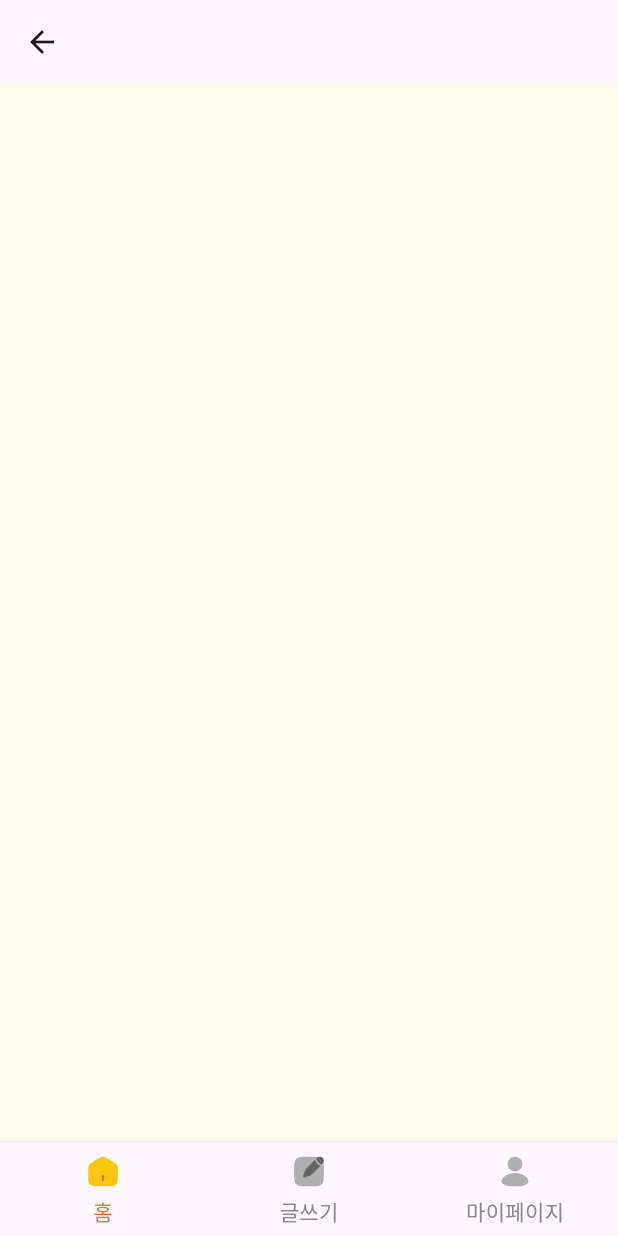
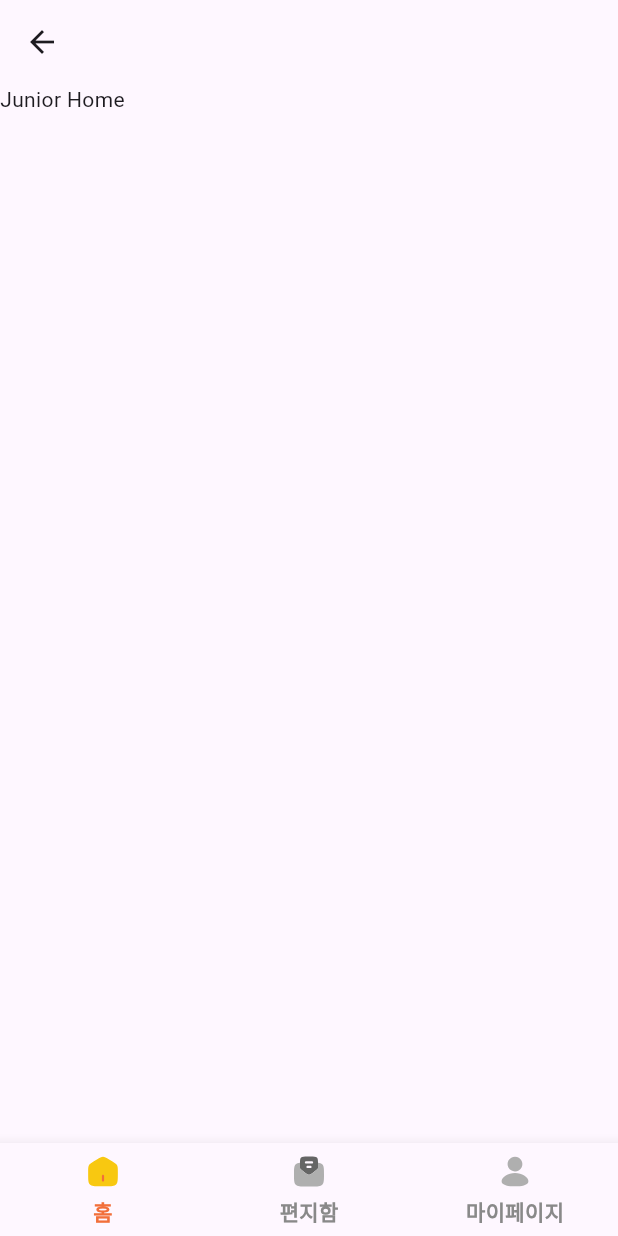
Before and after one commit to gdsc-ssu/gdgoc-weve-client, a Flutter app: the screen it shows after launch, on a phone screen of 412 x 824 dp. Run offline on Flutter 3.47's test engine with Material 3 defaults, Android fonts, the phone set to English and light mode, and no system bars; our stand-ins replace flutter_riverpod, flutter_svg; Roboto replaces fonts that are missing (Pretendard).

Commit message:
feat: senior nav bar 개발

```diff
--- a/lib/commons/presentation/main_screen.dart
+++ b/lib/commons/presentation/main_screen.dart
@@ -2,6 +2,7 @@ import 'package:flutter/material.dart';
 import 'package:flutter_riverpod/flutter_riverpod.dart';
 import 'package:weve_client/core/constants/colors.dart';
 import 'package:weve_client/core/navigator/junior_navigation_bar.dart';
+import 'package:weve_client/core/navigator/senior_navigation_bar.dart';
 import 'package:weve_client/core/provider/StateNotifierProvider.dart';
 import 'package:weve_client/features/junior/presentation/views/junior_home_screen.dart';
 import 'package:weve_client/features/junior/presentation/views/junior_my_screen.dart';
@@ -26,7 +27,7 @@ class MainScreen extends ConsumerWidget {
       bottomNavigationBar: Column(
         mainAxisSize: MainAxisSize.min,
         children: [
-          JuniorNavigationBar(),
+          SeniorNavigationBar(),
         ],
       ),
     );
--- a/lib/core/constants/custom_icon.dart
+++ b/lib/core/constants/custom_icon.dart
@@ -8,6 +8,8 @@ class CustomIcons {
   static const String navWriteOn = 'assets/icons/nav_write_on.svg';
   static const String navUserOff = 'assets/icons/nav_user_off.svg';
   static const String navUserOn = 'assets/icons/nav_user_on.svg';
+  static const String navLetterOff = 'assets/icons/nav_letter_off.svg';
+  static const String navLetterOn = 'assets/icons/nav_letter_on.svg';
 
   static Widget getIcon(String assetName, {double size = 24, Color? color}) {
     try {
@@ -19,7 +21,6 @@ class CustomIcons {
             color != null ? ColorFilter.mode(color, BlendMode.srcIn) : null,
       );
     } catch (e) {
-      print('🚨 SVG 로드 실패: $assetName, 오류: $e');
       return Icon(Icons.error,
           size: size, color: Colors.red); // 디버깅을 위해 오류 아이콘 표시
     }
--- /dev/null
+++ b/lib/core/navigator/senior_navigation_bar.dart
@@ -0,0 +1,67 @@
+import 'package:flutter/material.dart';
+import 'package:flutter_riverpod/flutter_riverpod.dart';
+import 'package:weve_client/core/constants/colors.dart';
+import 'package:weve_client/core/provider/StateNotifierProvider.dart';
+import 'package:weve_client/core/constants/custom_icon.dart';
+
+class SeniorNavigationBar extends ConsumerWidget {
+  const SeniorNavigationBar({super.key});
+
+  @override
+  Widget build(BuildContext context, WidgetRef ref) {
+    final selectedIndex = ref.watch(navigationProvider);
+    final navigationNotifier = ref.read(navigationProvider.notifier);
+
+    return Theme(
+      data: Theme.of(context).copyWith(
+        splashFactory: NoSplash.splashFactory, // 파장 효과 제거
+        highlightColor: Colors.transparent, // 클릭 시 강조 효과 제거
+        splashColor: Colors.transparent, // 터치 효과 제거
+      ),
+      child: BottomNavigationBar(
+        type: BottomNavigationBarType.fixed,
+        selectedItemColor: WeveColor.main.orange1,
+        unselectedItemColor: WeveColor.gray.gray5,
+        selectedLabelStyle:
+            TextStyle(fontSize: 14, fontWeight: FontWeight.bold),
+        unselectedLabelStyle:
+            TextStyle(fontSize: 14, fontWeight: FontWeight.bold),
+        items: [
+          BottomNavigationBarItem(
+            icon: Padding(
+              padding: EdgeInsets.only(bottom: 4),
+              child: selectedIndex == 0
+                  ? CustomIcons.getIcon(CustomIcons.navHomeOn)
+                  : CustomIcons.getIcon(CustomIcons.navHomeOff),
+            ),
+            label: '홈',
+          ),
+          BottomNavigationBarItem(
+            icon: Padding(
+              padding: EdgeInsets.only(bottom: 4),
+              child: selectedIndex == 1
+                  ? CustomIcons.getIcon(CustomIcons.navLetterOn)
+                  : CustomIcons.getIcon(CustomIcons.navLetterOff),
+            ),
+            label: '편지함',
+          ),
+          BottomNavigationBarItem(
+            icon: Padding(
+              padding: EdgeInsets.only(bottom: 4),
+              child: selectedIndex == 2
+                  ? CustomIcons.getIcon(CustomIcons.navUserOn)
+                  : CustomIcons.getIcon(CustomIcons.navUserOff),
+            ),
+            label: '마이페이지',
+          ),
+        ],
+        currentIndex: selectedIndex,
+        onTap: (index) {
+          if (index >= 0 && index < 3) {
+            navigationNotifier.changeIndex(index);
+          }
+        },
+      ),
+    );
+  }
+}
--- a/lib/features/junior/presentation/views/junior_home_screen.dart
+++ b/lib/features/junior/presentation/views/junior_home_screen.dart
@@ -10,6 +10,8 @@ class JuniorHomeScreen extends StatefulWidget {
 class _JuniorHomeScreenState extends State<JuniorHomeScreen> {
   @override
   Widget build(BuildContext context) {
-    return Container();
+    return Scaffold(
+      body: Text("Junior Home"),
+    );
   }
 }
--- a/lib/features/junior/presentation/views/junior_my_screen.dart
+++ b/lib/features/junior/presentation/views/junior_my_screen.dart
@@ -10,6 +10,8 @@ class JuniorMyScreen extends StatefulWidget {
 class _JuniorMyScreenState extends State<JuniorMyScreen> {
   @override
   Widget build(BuildContext context) {
-    return Container();
+    return Scaffold(
+      body: Text("Junior My"),
+    );
   }
 }
--- a/lib/features/junior/presentation/views/junior_write_screen.dart
+++ b/lib/features/junior/presentation/views/junior_write_screen.dart
@@ -10,6 +10,8 @@ class JuniorWriteScreen extends StatefulWidget {
 class _JuniorWriteScreenState extends State<JuniorWriteScreen> {
   @override
   Widget build(BuildContext context) {
-    return Container();
+    return Scaffold(
+      body: Text("Junior Write"),
+    );
   }
 }
--- a/pubspec.yaml
+++ b/pubspec.yaml
@@ -63,7 +63,7 @@ flutter:
     - assets/icons/nav_home_off.svg
     - assets/icons/nav_home_on.svg
     - assets/icons/nav_letter_off.svg
-    - assets/icons/nav_home_on.svg
+    - assets/icons/nav_letter_on.svg
     - assets/icons/nav_user_off.svg
     - assets/icons/nav_user_on.svg
     - assets/icons/nav_write_off.svg
```
